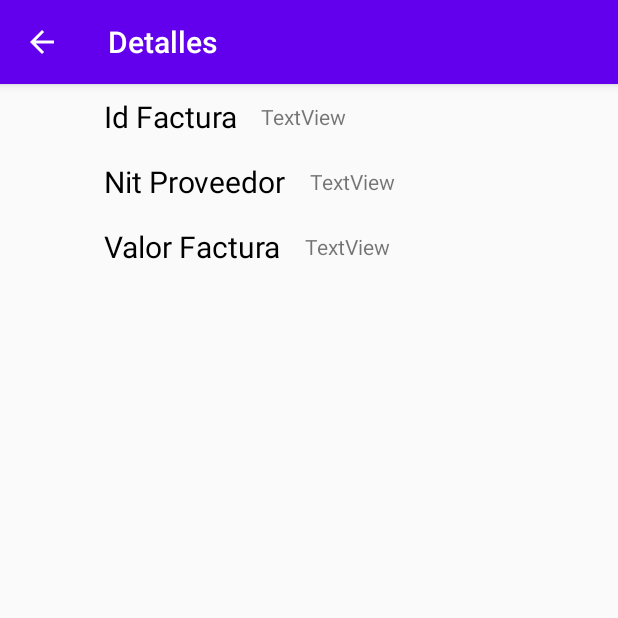
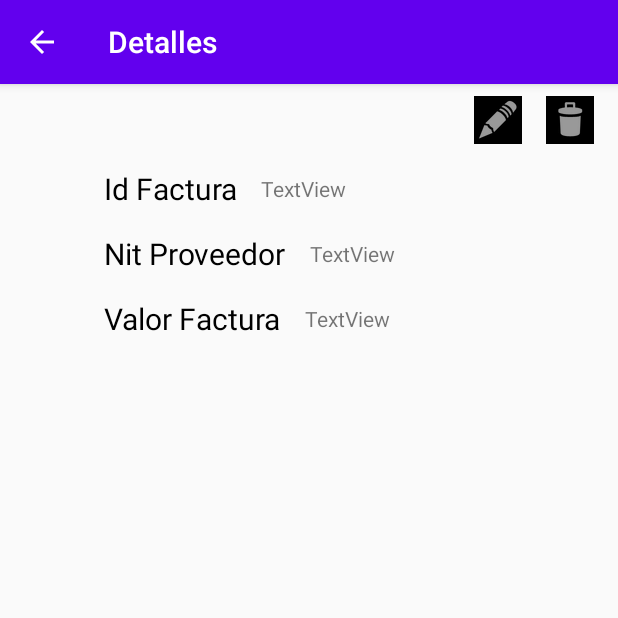
Before and after one commit to DanielAristy/AppDatamigo, an Android app: the DetallesActivity screen opened directly, with no data from a screen before it, on a phone screen of 412 x 824 dp, the top half of it. Run offline under Robolectric (Android 15) with nearby library versions, the phone set to English and light mode, and no system bars; our stand-ins replace ButterKnife.

```diff
--- a/app/src/main/java/com/example/appdatamigo/view/DetallesActivity.java
+++ b/app/src/main/java/com/example/appdatamigo/view/DetallesActivity.java
@@ -3,7 +3,9 @@ package com.example.appdatamigo.view;
 import androidx.appcompat.app.AppCompatActivity;
 
 import android.os.Bundle;
+import android.view.View;
 import android.widget.TextView;
+import android.widget.Toast;
 
 import com.example.appdatamigo.R;
 import com.example.appdatamigo.entidades.Documento;
@@ -51,6 +53,17 @@ public class DetallesActivity extends AppCompatActivity {
 
     }
 
+    public void deleteFactura(View view) {
+        Toast.makeText(this,R.string.eliminar_factura,Toast.LENGTH_SHORT).show();
+        finish();
+    }
+
+    public void editFactura(View view) {
+        Toast.makeText(this,R.string.editar_factura,Toast.LENGTH_SHORT).show();
+        finish();
+    }
+
+
     @Override
     public boolean onSupportNavigateUp() {
         onBackPressed();
@@ -58,4 +71,5 @@ public class DetallesActivity extends AppCompatActivity {
     }
 
 
+
 }
--- a/app/src/main/res/layout/activity_detalles.xml
+++ b/app/src/main/res/layout/activity_detalles.xml
@@ -23,7 +23,7 @@
         android:layout_width="wrap_content"
         android:layout_height="wrap_content"
         android:layout_marginStart="8dp"
-        android:layout_marginTop="8dp"
+        android:layout_marginTop="16dp"
         android:layout_marginEnd="8dp"
         android:layout_marginBottom="8dp"
         android:text="@string/id_factura"
@@ -33,7 +33,7 @@
         app:layout_constraintEnd_toEndOf="parent"
         app:layout_constraintHorizontal_bias="0.2"
         app:layout_constraintStart_toStartOf="parent"
-        app:layout_constraintTop_toTopOf="parent"
+        app:layout_constraintTop_toBottomOf="@+id/btnDelete"
         app:layout_constraintVertical_bias="0.0" />
 
     <TextView
@@ -89,4 +89,35 @@
         app:layout_constraintHorizontal_bias="0.0"
         app:layout_constraintStart_toEndOf="@+id/textView6"
         app:layout_constraintTop_toTopOf="@+id/textView6" />
+
+    <ImageView
+        android:id="@+id/btnDelete"
+        android:layout_width="wrap_content"
+        android:layout_height="wrap_content"
+        android:layout_marginStart="8dp"
+        android:layout_marginTop="8dp"
+        android:layout_marginEnd="16dp"
+        android:background="@color/black"
+        android:onClick="deleteFactura"
+        app:layout_constraintBottom_toBottomOf="parent"
+        app:layout_constraintEnd_toEndOf="parent"
+        app:layout_constraintHorizontal_bias="1.0"
+        app:layout_constraintStart_toStartOf="parent"
+        app:layout_constraintTop_toTopOf="parent"
+        app:layout_constraintVertical_bias="0.0"
+        app:srcCompat="@android:drawable/ic_menu_delete" />
+
+    <ImageView
+        android:id="@+id/btnEdit"
+        android:layout_width="wrap_content"
+        android:layout_height="wrap_content"
+        android:layout_marginEnd="16dp"
+        android:background="@color/black"
+        android:onClick="editFactura"
+        app:layout_constraintBottom_toBottomOf="@+id/btnDelete"
+        app:layout_constraintEnd_toStartOf="@+id/btnDelete"
+        app:layout_constraintHorizontal_bias="1.0"
+        app:layout_constraintStart_toStartOf="parent"
+        app:layout_constraintTop_toTopOf="@+id/btnDelete"
+        app:srcCompat="@android:drawable/ic_menu_edit" />
 </androidx.constraintlayout.widget.ConstraintLayout>
--- a/app/src/main/res/values/strings.xml
+++ b/app/src/main/res/values/strings.xml
@@ -18,4 +18,6 @@
     <string name="fecha">Fecha</string>
     <string name="tomar_foto">Tomar Foto</string>
     <string name="id_factura">Id Factura</string>
+    <string name="eliminar_factura">Se elimino correctamente la factura</string>
+    <string name="editar_factura">Se edito correctamente la factura</string>
 </resources>
```
